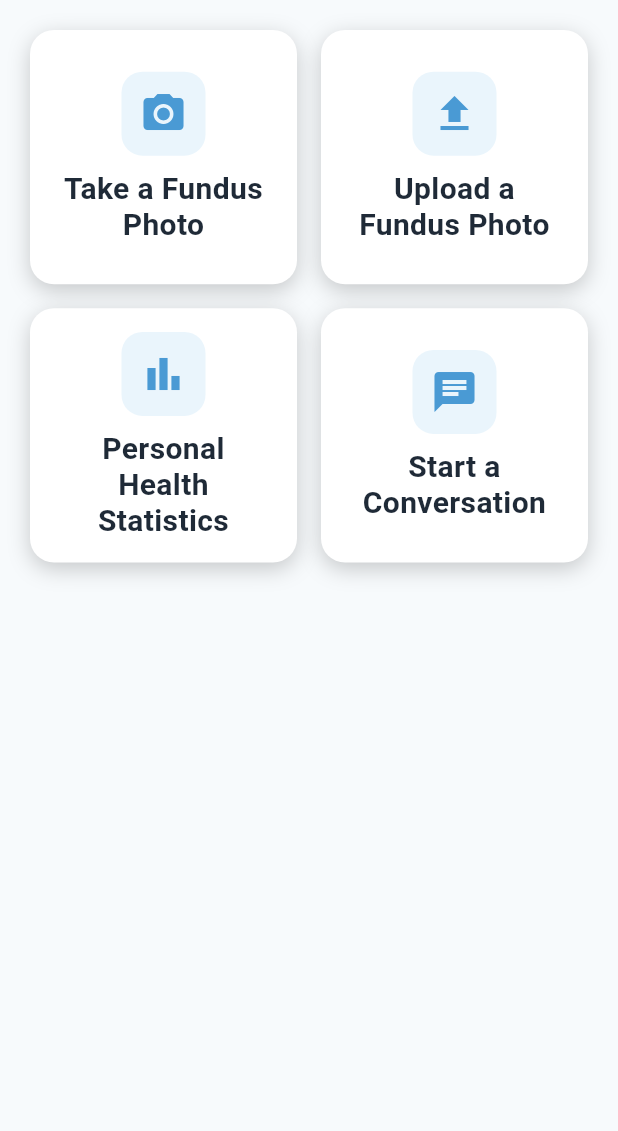
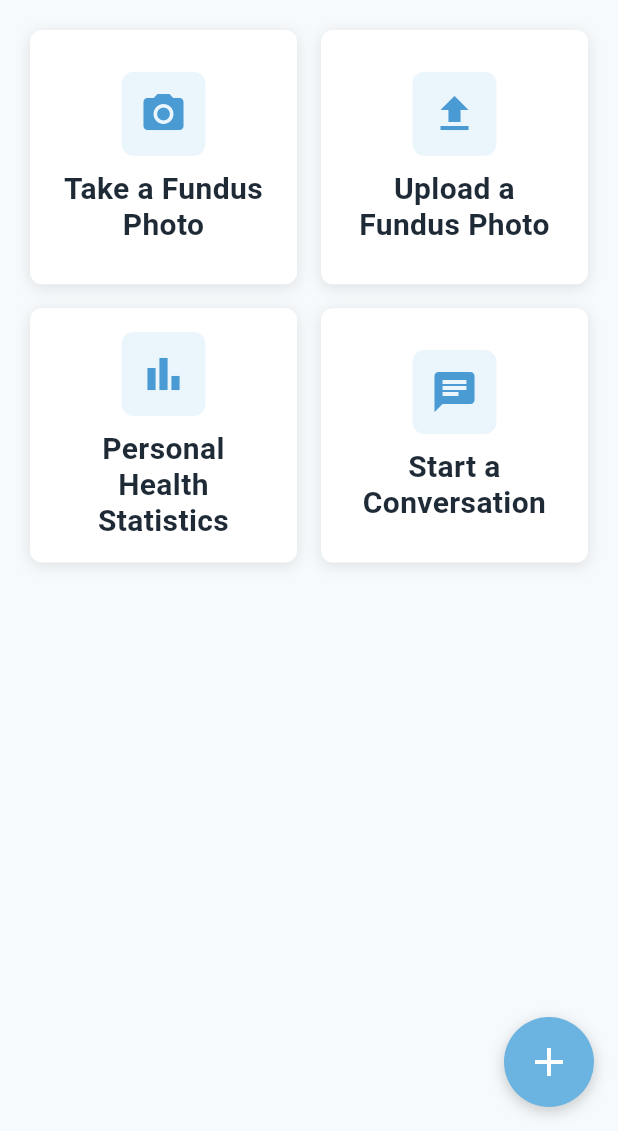
Before and after one commit to amatyaichhya/eye-health, a Flutter app: the screen it shows after launch, on a phone screen of 412 x 824 dp, the part 105-1236 px from its top. Run offline on Flutter 3.47's test engine with Material 3 defaults, Android fonts, the phone set to English and light mode, and no system bars; our stand-ins replace camera, fl_chart, flutter_native_splash, image_picker, nb_utils, permission_handler.

Commit message:
feat: Made changes to home screen designs and splash screen

```diff
--- a/lib/pages/home_screen/home_screen.dart
+++ b/lib/pages/home_screen/home_screen.dart
@@ -102,8 +102,9 @@ class _HomeScreenState extends State<HomeScreen> {
         toolbarHeight: 70,
       ),
       body: Padding(
-        padding: const EdgeInsets.all(20),
+        padding: const EdgeInsets.fromLTRB(20, 20, 20, 0),
         child: GridView.builder(
+          padding: const EdgeInsets.only(bottom: 88),
           itemCount: items.length,
           gridDelegate: const SliverGridDelegateWithFixedCrossAxisCount(
             crossAxisCount: 2,
@@ -156,23 +157,23 @@ class _MenuCard extends StatelessWidget {
     return Container(
       decoration: BoxDecoration(
         color: AppColors.surface,
-        borderRadius: BorderRadius.circular(16),
+        borderRadius: BorderRadius.circular(8),
         boxShadow: const [
           BoxShadow(
-            color: Color(0x33000000),
-            blurRadius: 12,
+            color: Color(0x1A000000),
+            blurRadius: 8,
             spreadRadius: 0,
-            offset: Offset(0, 4),
+            offset: Offset(0, 2),
           ),
         ],
       ),
       child: Material(
         color: Colors.transparent,
-        borderRadius: BorderRadius.circular(16),
+        borderRadius: BorderRadius.circular(8),
         clipBehavior: Clip.antiAlias,
         child: InkWell(
           onTap: onTap,
-          borderRadius: BorderRadius.circular(16),
+          borderRadius: BorderRadius.circular(8),
           child: Padding(
             padding: const EdgeInsets.symmetric(horizontal: 16, vertical: 10),
             child: Column(
@@ -183,7 +184,7 @@ class _MenuCard extends StatelessWidget {
                   height: 56,
                   decoration: BoxDecoration(
                     color: AppColors.primarySoft,
-                    borderRadius: BorderRadius.circular(14),
+                    borderRadius: BorderRadius.circular(8),
                   ),
                   child: Icon(icon, size: 32, color: AppColors.primaryDark),
                 ),
--- /dev/null
+++ b/lib/pages/main_shell/main_shell.dart
@@ -0,0 +1,60 @@
+import 'package:eye_health/pages/home_screen/home_screen.dart';
+import 'package:eye_health/pages/image_picker_screen/image_picker_screen.dart';
+import 'package:eye_health/theme/app_theme.dart';
+import 'package:flutter/material.dart';
+
+class MainShell extends StatelessWidget {
+  const MainShell({super.key});
+
+  void _onTakeFundus(BuildContext context) {
+    Navigator.push(
+      context,
+      MaterialPageRoute(builder: (context) => const ImagePickerScreen()),
+    );
+  }
+
+  @override
+  Widget build(BuildContext context) {
+    return Scaffold(
+      body: const HomeScreen(),
+      floatingActionButtonLocation: FloatingActionButtonLocation.endFloat,
+      floatingActionButton: _TakeFundusButton(
+        onPressed: () => _onTakeFundus(context),
+      ),
+    );
+  }
+}
+
+class _TakeFundusButton extends StatelessWidget {
+  final VoidCallback onPressed;
+
+  const _TakeFundusButton({required this.onPressed});
+
+  @override
+  Widget build(BuildContext context) {
+    return Container(
+      width: 60,
+      height: 60,
+      decoration: const BoxDecoration(
+        shape: BoxShape.circle,
+        color: AppColors.primary,
+        boxShadow: [
+          BoxShadow(
+            color: Color(0x33000000),
+            blurRadius: 8,
+            offset: Offset(0, 3),
+          ),
+        ],
+      ),
+      child: Material(
+        color: Colors.transparent,
+        shape: const CircleBorder(),
+        child: InkWell(
+          customBorder: const CircleBorder(),
+          onTap: onPressed,
+          child: const Icon(Icons.add, color: Colors.white, size: 32),
+        ),
+      ),
+    );
+  }
+}
--- a/pubspec.yaml
+++ b/pubspec.yaml
@@ -35,14 +35,14 @@ flutter_launcher_icons:
   adaptive_icon_background: "#ffffff"
   remove_alpha_ios: true
 
+# Color-only native splash (no icon). Branded circular logo is shown
+# only by the Flutter SplashScreen so Android/iOS can't distort it.
 flutter_native_splash:
   color: "#6BB3E0"
-  image: assets/icons/launcher_icon.png
   android: true
   ios: true
   android_12:
     color: "#6BB3E0"
-    image: assets/icons/launcher_icon.png
   web: false
 
 flutter:
```
Also changed, not shown: lib/pages/image_processing_screen/image_processing_screen.dart (+21 -5 lines), lib/pages/splash_screen/splash_screen.dart (+17 -12 lines), assets/icons/splash_icon_circular.png (added), 23 other files.
